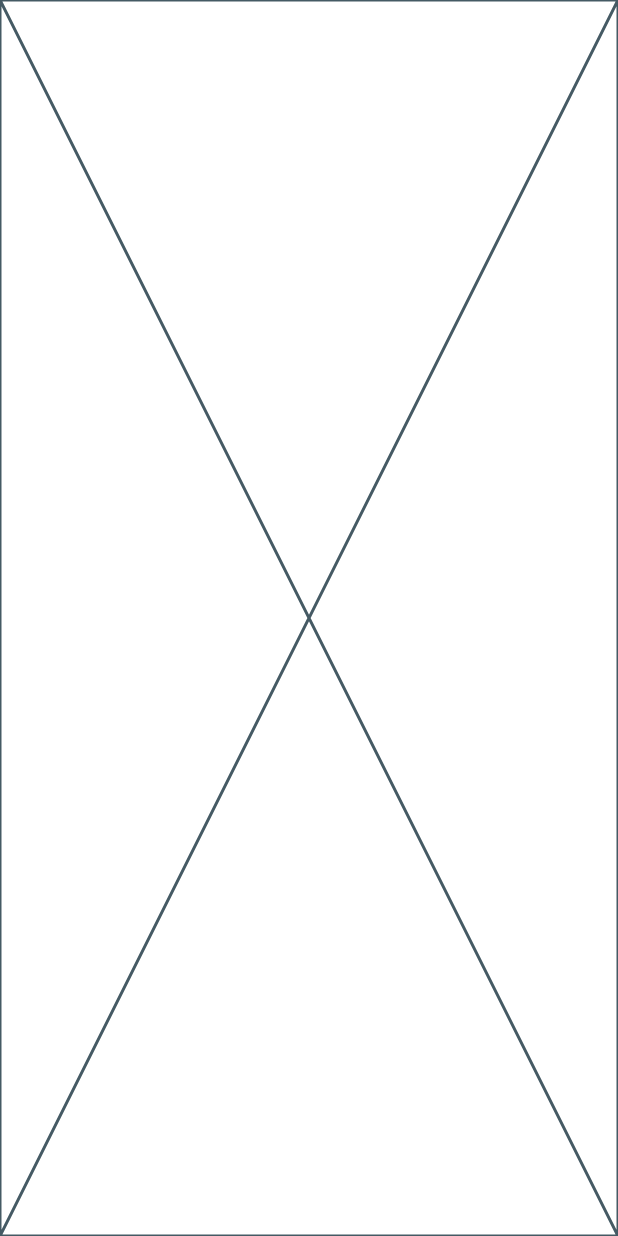
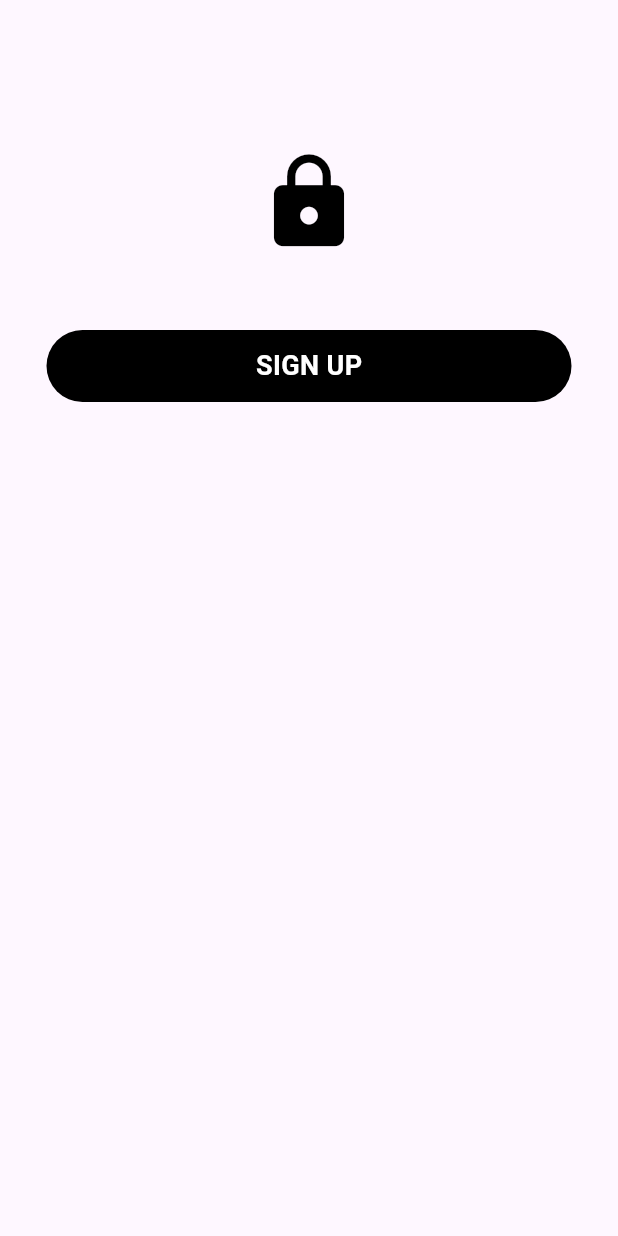
Before and after one commit to Amir-HShahi/JAB-Project, a Flutter app: the screen it shows after launch, on a phone screen of 412 x 824 dp. Run offline on Flutter 3.47's test engine with Material 3 defaults, Android fonts, the phone set to English and light mode, and no system bars.

Commit message:
SignUpScreen: view: Icon, SignUp button

```diff
--- a/lib/view/sign_up_screen.dart
+++ b/lib/view/sign_up_screen.dart
@@ -1,10 +1,39 @@
-import 'package:flutter/cupertino.dart';
+import 'package:flutter/material.dart';
 
 class SignUpScreen extends StatelessWidget {
   const SignUpScreen({super.key});
 
   @override
   Widget build(BuildContext context) {
-    return const Placeholder();
+    return SafeArea(
+        child: Scaffold(
+      body: SingleChildScrollView(
+        padding: const EdgeInsets.only(top: 100),
+        child: SizedBox(
+          width: double.infinity,
+          child: Column(
+            children: [
+              const Icon(Icons.lock, size: 70, color: Colors.black),
+              const SizedBox(height: 50),
+              Container(
+                height: 48,
+                width: 350,
+                decoration: const BoxDecoration(
+                    color: Colors.black,
+                    borderRadius: BorderRadius.all(Radius.circular(24))),
+                child: const Center(
+                    child: Text(
+                  "SIGN UP",
+                  style: TextStyle(
+                      color: Colors.white,
+                      fontWeight: FontWeight.bold,
+                      fontSize: 18),
+                )),
+              )
+            ],
+          ),
+        ),
+      ),
+    ));
   }
 }
```
